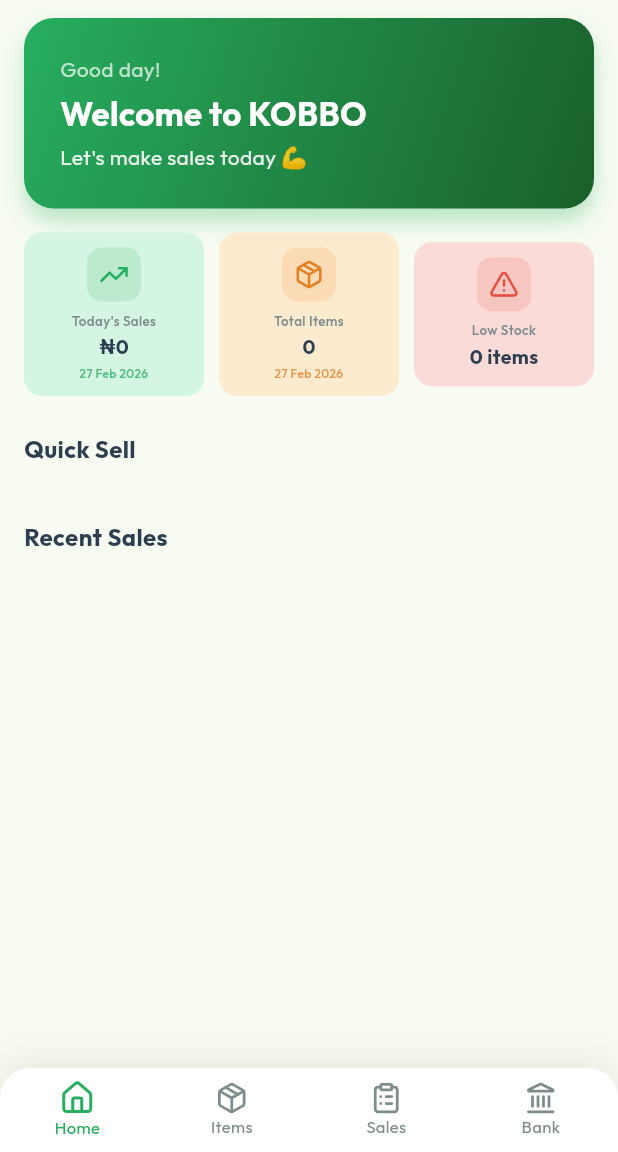
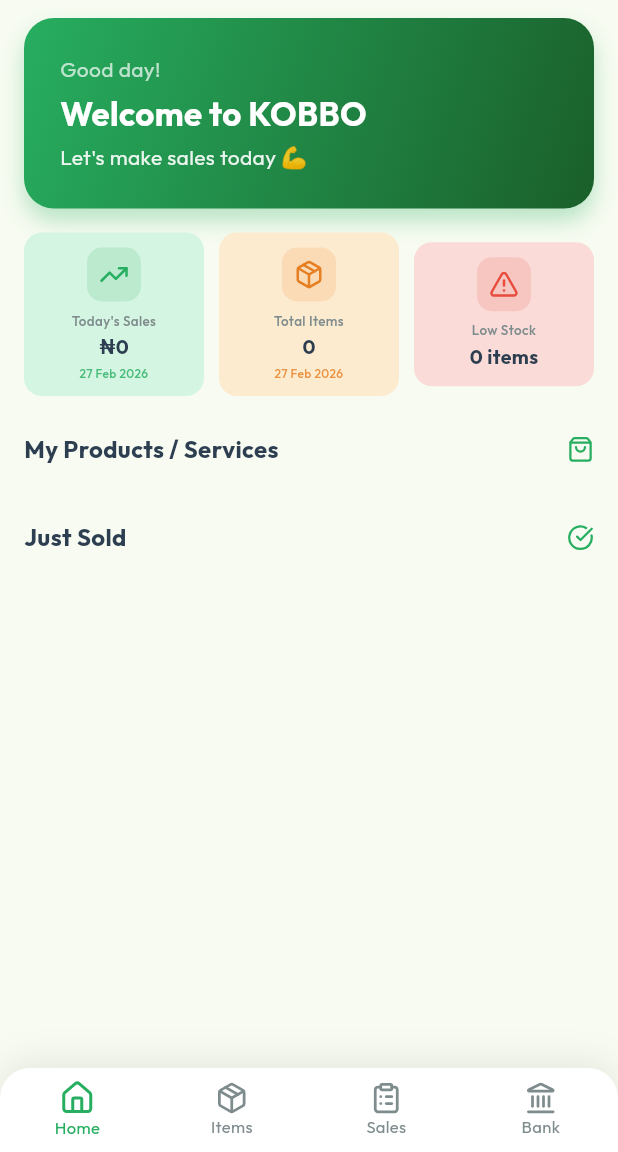
Before and after one commit to gbabudoh/kobo, a Flutter app: the HomeScreen screen opened directly, on a phone screen of 412 x 824 dp, the part 84-1236 px from its top. Run offline on Flutter 3.47's test engine with Material 3 defaults, Android fonts, the phone set to English and light mode, and no system bars; our stand-ins replace connectivity_plus, fl_chart, flutter_animate, google_fonts, lucide_icons, shared_preferences; missing offline and left inert: flutter_paystack_max; accounts and stored records are empty.

Commit message:
Rename sections: Quick Sell -> My Products / Services, Recent Sales -> Just Sold
- Added shopping bag icon to My Products / Services header
- Added checkmark icon to Just Sold header

```diff
--- a/lib/screens/home_tab.dart
+++ b/lib/screens/home_tab.dart
@@ -149,10 +149,16 @@
                 ),
                 const SizedBox(height: 24),
 
-                // Quick Sell Section
-                const Text(
-                  'Quick Sell',
-                  style: TextStyle(fontSize: 16, fontWeight: FontWeight.w700, color: Color(0xFF2c3e50)),
+                // My Products / Services Section
+                Row(
+                  children: [
+                    const Text(
+                      'My Products / Services',
+                      style: TextStyle(fontSize: 16, fontWeight: FontWeight.w700, color: Color(0xFF2c3e50)),
+                    ),
+                    const Spacer(),
+                    Icon(LucideIcons.shoppingBag, size: 18, color: const Color(0xFF27ae60)),
+                  ],
                 ),
                 const SizedBox(height: 12),
                 GridView.builder(
@@ -237,10 +243,16 @@
                 ),
                 const SizedBox(height: 24),
 
-                // Recent Sales
-                const Text(
-                  'Recent Sales',
-                  style: TextStyle(fontSize: 16, fontWeight: FontWeight.w700, color: Color(0xFF2c3e50)),
+                // Just Sold Section
+                Row(
+                  children: [
+                    const Text(
+                      'Just Sold',
+                      style: TextStyle(fontSize: 16, fontWeight: FontWeight.w700, color: Color(0xFF2c3e50)),
+                    ),
+                    const Spacer(),
+                    Icon(LucideIcons.checkCircle, size: 18, color: const Color(0xFF27ae60)),
+                  ],
                 ),
                 const SizedBox(height: 12),
                 ...sales.take(3).map((sale) => Container(
```
